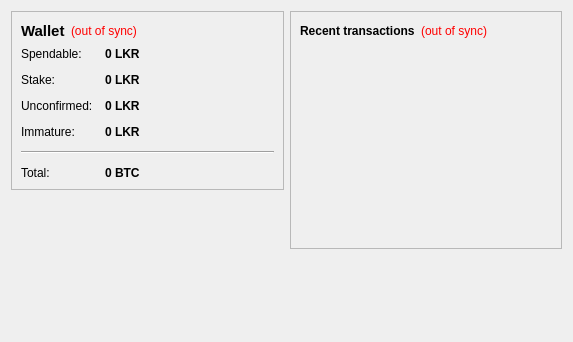
First picture: the form in src/qt/forms/overviewpage.ui, repository LKRcoin/lkrcoin, before the edit.
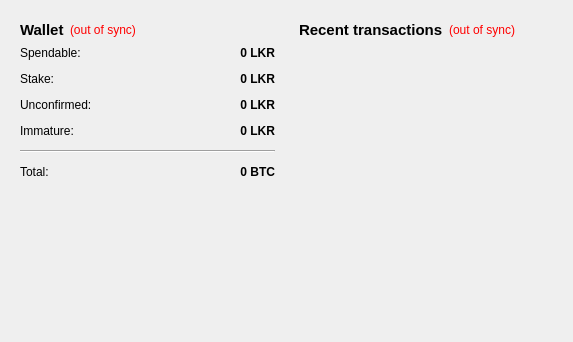
Second picture: the form after the edit.

The edit to the form file:
```diff
--- a/src/qt/forms/overviewpage.ui
+++ b/src/qt/forms/overviewpage.ui
@@ -17,13 +17,7 @@
    <item>
     <layout class="QVBoxLayout" name="verticalLayout_2">
      <item>
-      <widget class="QFrame" name="frame">
-       <property name="frameShape">
-        <enum>QFrame::StyledPanel</enum>
-       </property>
-       <property name="frameShadow">
-        <enum>QFrame::Raised</enum>
-       </property>
+      <widget class="QWidget" name="widget" native="true">
        <layout class="QVBoxLayout" name="verticalLayout_4">
         <item>
          <layout class="QHBoxLayout" name="horizontalLayout_4">
@@ -107,6 +101,9 @@
             <property name="text">
              <string notr="true">0 LKR</string>
             </property>
+            <property name="alignment">
+             <set>Qt::AlignRight|Qt::AlignTrailing|Qt::AlignVCenter</set>
+            </property>
             <property name="textInteractionFlags">
              <set>Qt::LinksAccessibleByMouse|Qt::TextSelectableByKeyboard|Qt::TextSelectableByMouse</set>
             </property>
@@ -136,6 +133,9 @@
             <property name="text">
              <string notr="true">0 LKR</string>
             </property>
+            <property name="alignment">
+             <set>Qt::AlignRight|Qt::AlignTrailing|Qt::AlignVCenter</set>
+            </property>
             <property name="textInteractionFlags">
              <set>Qt::LinksAccessibleByMouse|Qt::TextSelectableByKeyboard|Qt::TextSelectableByMouse</set>
             </property>
@@ -165,6 +165,9 @@
             <property name="text">
              <string notr="true">0 LKR</string>
             </property>
+            <property name="alignment">
+             <set>Qt::AlignRight|Qt::AlignTrailing|Qt::AlignVCenter</set>
+            </property>
             <property name="textInteractionFlags">
              <set>Qt::LinksAccessibleByMouse|Qt::TextSelectableByKeyboard|Qt::TextSelectableByMouse</set>
             </property>
@@ -191,6 +194,9 @@
             <property name="text">
              <string notr="true">0 LKR</string>
             </property>
+            <property name="alignment">
+             <set>Qt::AlignRight|Qt::AlignTrailing|Qt::AlignVCenter</set>
+            </property>
             <property name="textInteractionFlags">
              <set>Qt::LinksAccessibleByMouse|Qt::TextSelectableByKeyboard|Qt::TextSelectableByMouse</set>
             </property>
@@ -227,6 +233,9 @@
             <property name="text">
              <string notr="true">0 BTC</string>
             </property>
+            <property name="alignment">
+             <set>Qt::AlignRight|Qt::AlignTrailing|Qt::AlignVCenter</set>
+            </property>
             <property name="textInteractionFlags">
              <set>Qt::LinksAccessibleByMouse|Qt::TextSelectableByKeyboard|Qt::TextSelectableByMouse</set>
             </property>
@@ -255,18 +264,19 @@
    <item>
     <layout class="QVBoxLayout" name="verticalLayout_3">
      <item>
-      <widget class="QFrame" name="frame_2">
-       <property name="frameShape">
-        <enum>QFrame::StyledPanel</enum>
-       </property>
-       <property name="frameShadow">
-        <enum>QFrame::Raised</enum>
-       </property>
+      <widget class="QWidget" name="widget_2" native="true">
        <layout class="QVBoxLayout" name="verticalLayout">
         <item>
          <layout class="QHBoxLayout" name="horizontalLayout_2">
           <item>
            <widget class="QLabel" name="label_4">
+           <property name="font">
+             <font>
+              <pointsize>11</pointsize>
+              <weight>75</weight>
+              <bold>true</bold>
+             </font>
+            </property>
             <property name="text">
              <string>&lt;b&gt;Recent transactions&lt;/b&gt;</string>
             </property>
@@ -325,19 +335,7 @@
        </layout>
       </widget>
      </item>
-     <item>
-      <spacer name="verticalSpacer_2">
-       <property name="orientation">
-        <enum>Qt::Vertical</enum>
-       </property>
-       <property name="sizeHint" stdset="0">
-        <size>
-         <width>20</width>
-         <height>40</height>
-        </size>
-       </property>
-      </spacer>
-     </item>
+
     </layout>
    </item>
   </layout>
```
